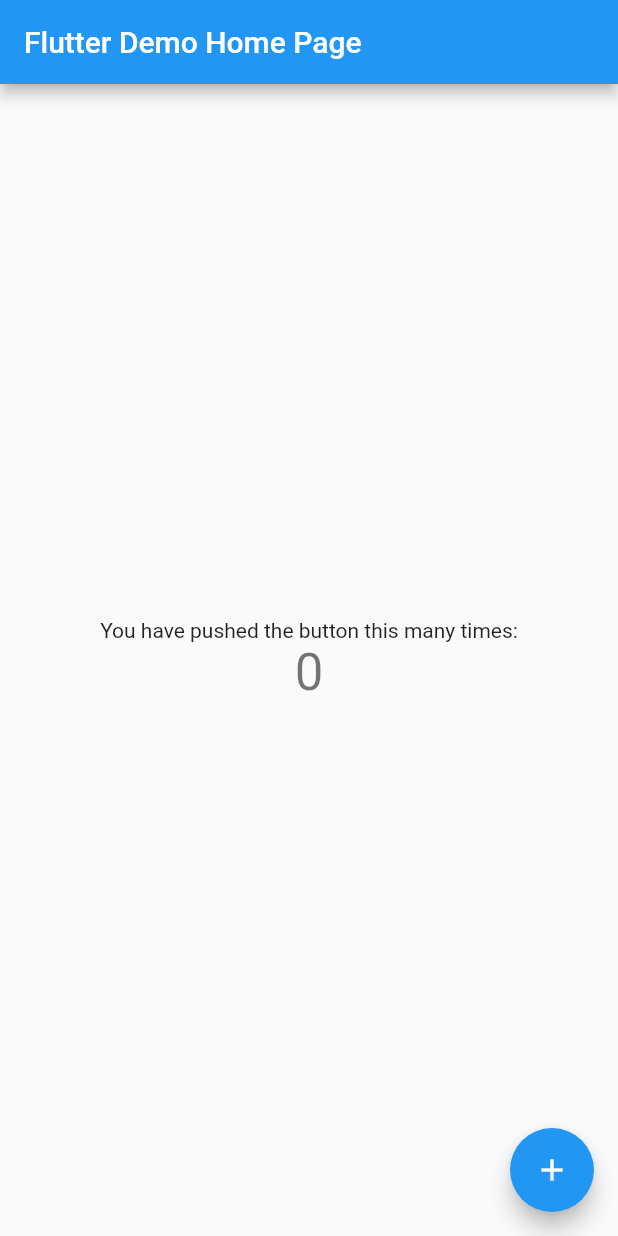
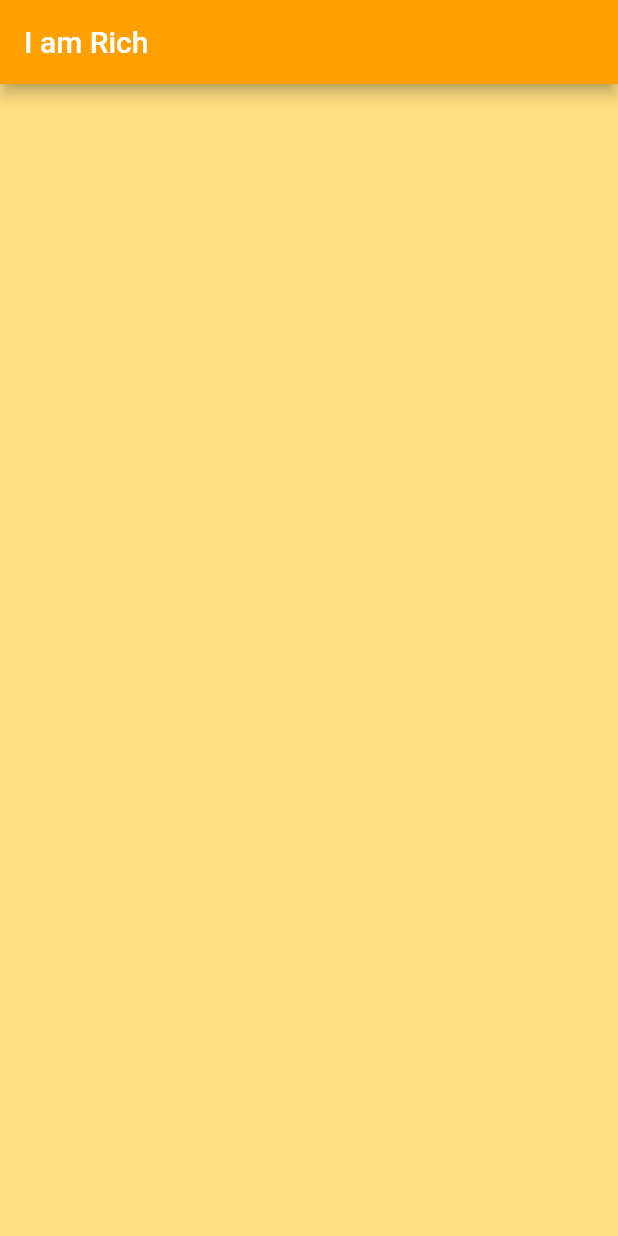
Before and after one commit to sudharaD/Anjela-Flutter-i_am_poor, a Flutter app: the screen it shows after launch, on a phone screen of 412 x 824 dp. Run offline on Flutter 3.47's test engine with Material 2 defaults, Android fonts, the phone set to English and light mode, and no system bars.

Commit message:
I am poor - 2

```diff
--- a/lib/main.dart
+++ b/lib/main.dart
@@ -1,115 +1,15 @@
 import 'package:flutter/material.dart';
 
 void main() {
-  runApp(const MyApp());
-}
-
-class MyApp extends StatelessWidget {
-  const MyApp({super.key});
-
-  // This widget is the root of your application.
-  @override
-  Widget build(BuildContext context) {
-    return MaterialApp(
-      title: 'Flutter Demo',
-      theme: ThemeData(
-        // This is the theme of your application.
-        //
-        // Try running your application with "flutter run". You'll see the
-        // application has a blue toolbar. Then, without quitting the app, try
-        // changing the primarySwatch below to Colors.green and then invoke
-        // "hot reload" (press "r" in the console where you ran "flutter run",
-        // or simply save your changes to "hot reload" in a Flutter IDE).
-        // Notice that the counter didn't reset back to zero; the application
-        // is not restarted.
-        primarySwatch: Colors.blue,
-      ),
-      home: const MyHomePage(title: 'Flutter Demo Home Page'),
-    );
-  }
-}
-
-class MyHomePage extends StatefulWidget {
-  const MyHomePage({super.key, required this.title});
-
-  // This widget is the home page of your application. It is stateful, meaning
-  // that it has a State object (defined below) that contains fields that affect
-  // how it looks.
-
-  // This class is the configuration for the state. It holds the values (in this
-  // case the title) provided by the parent (in this case the App widget) and
-  // used by the build method of the State. Fields in a Widget subclass are
-  // always marked "final".
-
-  final String title;
-
-  @override
-  State<MyHomePage> createState() => _MyHomePageState();
-}
-
-class _MyHomePageState extends State<MyHomePage> {
-  int _counter = 0;
-
-  void _incrementCounter() {
-    setState(() {
-      // This call to setState tells the Flutter framework that something has
-      // changed in this State, which causes it to rerun the build method below
-      // so that the display can reflect the updated values. If we changed
-      // _counter without calling setState(), then the build method would not be
-      // called again, and so nothing would appear to happen.
-      _counter++;
-    });
-  }
-
-  @override
-  Widget build(BuildContext context) {
-    // This method is rerun every time setState is called, for instance as done
-    // by the _incrementCounter method above.
-    //
-    // The Flutter framework has been optimized to make rerunning build methods
-    // fast, so that you can just rebuild anything that needs updating rather
-    // than having to individually change instances of widgets.
-    return Scaffold(
-      appBar: AppBar(
-        // Here we take the value from the MyHomePage object that was created by
-        // the App.build method, and use it to set our appbar title.
-        title: Text(widget.title),
-      ),
-      body: Center(
-        // Center is a layout widget. It takes a single child and positions it
-        // in the middle of the parent.
-        child: Column(
-          // Column is also a layout widget. It takes a list of children and
-          // arranges them vertically. By default, it sizes itself to fit its
-          // children horizontally, and tries to be as tall as its parent.
-          //
-          // Invoke "debug painting" (press "p" in the console, choose the
-          // "Toggle Debug Paint" action from the Flutter Inspector in Android
-          // Studio, or the "Toggle Debug Paint" command in Visual Studio Code)
-          // to see the wireframe for each widget.
-          //
-          // Column has various properties to control how it sizes itself and
-          // how it positions its children. Here we use mainAxisAlignment to
-          // center the children vertically; the main axis here is the vertical
-          // axis because Columns are vertical (the cross axis would be
-          // horizontal).
-          mainAxisAlignment: MainAxisAlignment.center,
-          children: <Widget>[
-            const Text(
-              'You have pushed the button this many times:',
-            ),
-            Text(
-              '$_counter',
-              style: Theme.of(context).textTheme.headline4,
-            ),
-          ],
+  runApp(
+    MaterialApp(
+      home: Scaffold(
+        backgroundColor: Colors.amber[200],
+        appBar: AppBar(
+          title: Text('I am Rich'),
+          backgroundColor: Colors.amber[700],
         ),
       ),
-      floatingActionButton: FloatingActionButton(
-        onPressed: _incrementCounter,
-        tooltip: 'Increment',
-        child: const Icon(Icons.add),
-      ), // This trailing comma makes auto-formatting nicer for build methods.
-    );
-  }
+    ),
+  );
 }
```
